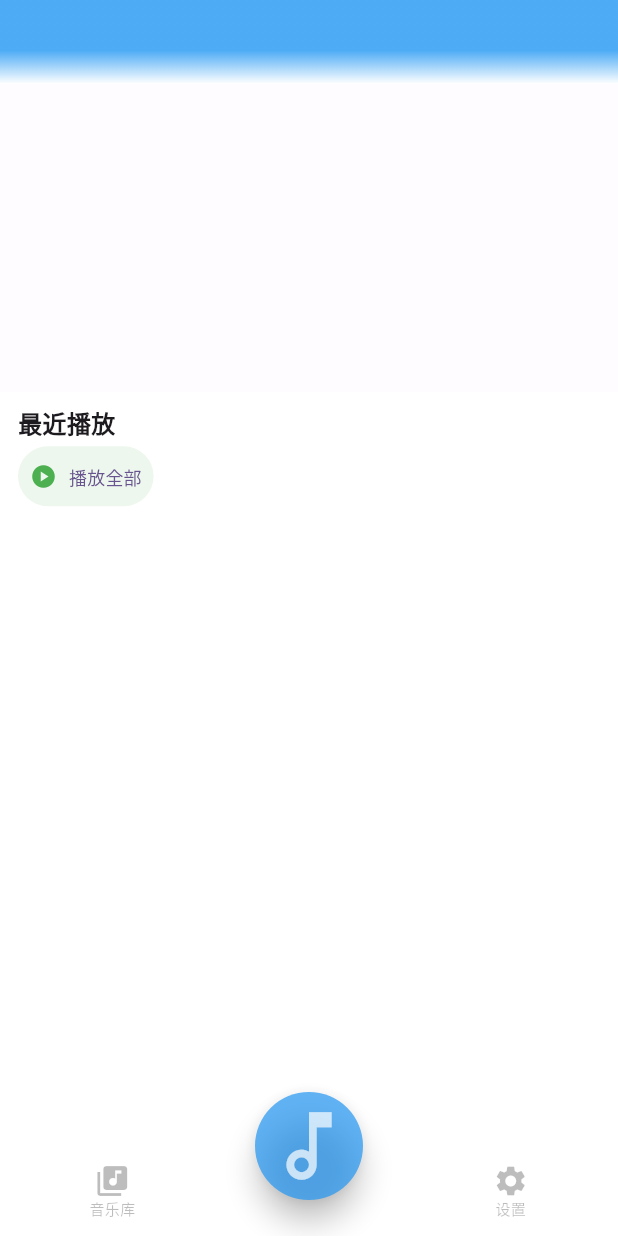
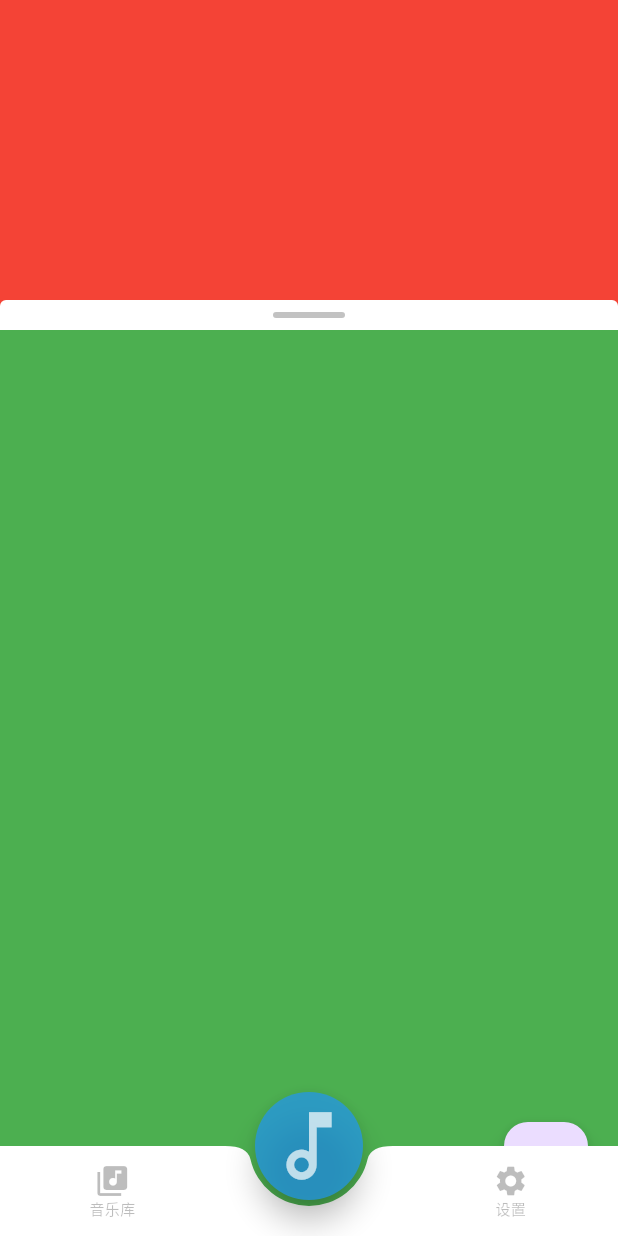
Before and after one commit to indie-geeker/hi_music, a Flutter app: the screen it shows after launch, swiped to page 2, on a phone screen of 412 x 824 dp. Run offline on Flutter 3.47's test engine with Material 3 defaults, Android fonts, the phone set to English and light mode, and no system bars; our stand-ins replace flutter_riverpod, flutter_smart_dialog, go_router, riverpod_annotation; generated files the repository leaves out were written again.

Commit message:
新增下拉关闭面板

```diff
--- a/lib/presentation/mobile/collect_screen.dart
+++ b/lib/presentation/mobile/collect_screen.dart
@@ -1,5 +1,6 @@
 import 'package:flutter/material.dart';
 import 'package:flutter_riverpod/flutter_riverpod.dart';
+import 'package:hi_music/presentation/mobile/widgets/draggable_position_panel.dart';
 
 import '../common/banner_slider.dart';
 import '../viewmodels/home_viewmodel.dart';
@@ -19,6 +20,9 @@ class _CollectScreenState extends ConsumerState<CollectScreen> {
   final scrollController = ScrollController();
   Color appBarTitleColor = Colors.white;
   Color bannerColor = Colors.blue;
+
+  // 添加控制器
+  final _panelController = DraggablePanelController();
 
   @override
   void initState() {
@@ -45,6 +49,48 @@ class _CollectScreenState extends ConsumerState<CollectScreen> {
   @override
   Widget build(BuildContext context) {
     final state = ref.watch(homeViewModelProvider);
+
+    return Stack(
+      children: [
+        Container(
+          color: Colors.blue,
+          child: SingleChildScrollView(
+            child: Container(
+              child: Column(
+                children: [
+                  Container(
+                    height: 800,
+                    color: Colors.red,
+                  ),
+                  Container(
+                    height: 800,
+                    color: Colors.greenAccent,
+                  ),
+                ],
+              ),
+            ),
+          ),
+        ),
+        DraggablePositionPanel(
+          top: 200,
+          controller: _panelController, // 传递控制器
+          child: Container(
+            color: Colors.green,
+          ),
+        ),
+        // 添加一个按钮来重新弹出面板（可选）
+        Positioned(
+          bottom: 20,
+          right: 20,
+          child: FloatingActionButton(
+            onPressed: () {
+              _panelController.open(); // 调用控制器的 open 方法
+            },
+            child: const Icon(Icons.arrow_upward),
+          ),
+        ),
+      ],
+    );
 
     return Scaffold(
       backgroundColor: Colors.white,
@@ -88,7 +134,7 @@ class _CollectScreenState extends ConsumerState<CollectScreen> {
                       ]),
                 ),
               ),
-            )
+            ),
           ],
         ),
       ),
--- /dev/null
+++ b/lib/presentation/mobile/widgets/draggable_position_panel.dart
@@ -0,0 +1,153 @@
+import 'package:flutter/material.dart';
+
+// 添加一个控制器类来控制面板
+class DraggablePanelController {
+  _DraggablePositionPanelState? _panelState;
+
+  // 注册状态
+  void _registerState(_DraggablePositionPanelState state) {
+    _panelState = state;
+  }
+
+  // 打开面板
+  void open() {
+    _panelState?.showPanel();
+  }
+
+  // 关闭面板
+  void close() {
+    _panelState?.hidePanel();
+  }
+
+  // 切换面板状态
+  void toggle() {
+    _panelState?.togglePanel();
+  }
+}
+
+class DraggablePositionPanel extends StatefulWidget {
+  const DraggablePositionPanel({
+    super.key,
+    required this.child,
+    this.top = 0,
+    this.controller,
+  });
+
+  final double top;
+  final Widget child;
+  final DraggablePanelController? controller;
+
+  @override
+  State<DraggablePositionPanel> createState() => _DraggablePositionPanelState();
+}
+
+class _DraggablePositionPanelState extends State<DraggablePositionPanel> {
+  double? dy;
+  bool showAnimation = false;
+  bool _isPanelVisible = true;
+
+  @override
+  void initState() {
+    super.initState();
+    // 如果提供了控制器，则注册状态
+    if (widget.controller != null) {
+      widget.controller!._registerState(this);
+    }
+  }
+
+  // 显示面板
+  void showPanel() {
+    if (!_isPanelVisible) {
+      setState(() {
+        dy = widget.top;
+        showAnimation = true;
+        _isPanelVisible = true;
+      });
+    }
+  }
+
+  // 隐藏面板
+  void hidePanel() {
+    if (_isPanelVisible) {
+      setState(() {
+        final size = MediaQuery.of(context).size;
+        dy = size.height - 4.0 - (8.0 * 2); // barHeight and barPadding
+        showAnimation = true;
+        _isPanelVisible = false;
+      });
+    }
+  }
+
+  // 切换面板状态
+  void togglePanel() {
+    if (_isPanelVisible) {
+      hidePanel();
+    } else {
+      showPanel();
+    }
+  }
+
+  @override
+  Widget build(BuildContext context) {
+    const barHeight = 4.0;
+    const barPadding = 8.0;
+    return AnimatedPositioned(
+        duration:
+        showAnimation ? const Duration(milliseconds: 200) : Duration.zero,
+        top: dy ?? widget.top,
+        left: 0,
+        right: 0,
+        bottom: 0,
+        child: Container(
+          decoration: const BoxDecoration(
+            color: Colors.white,
+            borderRadius: BorderRadius.only(
+                topLeft: Radius.circular(4), topRight: Radius.circular(4)),
+          ),
+          child: Column(
+            children: [
+              //滚动区域
+              GestureDetector(
+                behavior: HitTestBehavior.opaque,
+                onVerticalDragUpdate: (detail) {
+                  setState(() {
+                    showAnimation = false;
+                    dy = detail.globalPosition.dy <= widget.top
+                        ? widget.top
+                        : detail.globalPosition.dy;
+                  });
+                },
+                onVerticalDragEnd: (detail) {
+                  final size = MediaQuery.of(context).size;
+                  final threshold = (size.height - widget.top) / 2;
+                  setState(() {
+                    if (dy != null && dy! <= threshold) {
+                      dy = widget.top;
+                      _isPanelVisible = true;
+                    } else {
+                      dy = size.height - barHeight - (barPadding * 2);
+                      _isPanelVisible = false;
+                    }
+                    showAnimation = true;
+                  });
+                },
+                child: Center(
+                  child: Padding(
+                    padding: const EdgeInsets.symmetric(vertical: barPadding),
+                    child: Container(
+                      width: 48,
+                      height: barHeight,
+                      decoration: BoxDecoration(
+                        color: const Color(0xffc2c2c2),
+                        borderRadius: BorderRadius.circular(barHeight),
+                      ),
+                    ),
+                  ),
+                ),
+              ),
+              Expanded(child: widget.child)
+            ],
+          ),
+        ));
+  }
+}
```
Also changed, not shown: lib/presentation/viewmodels/home_viewmodel.dart (+0 -9 lines).
